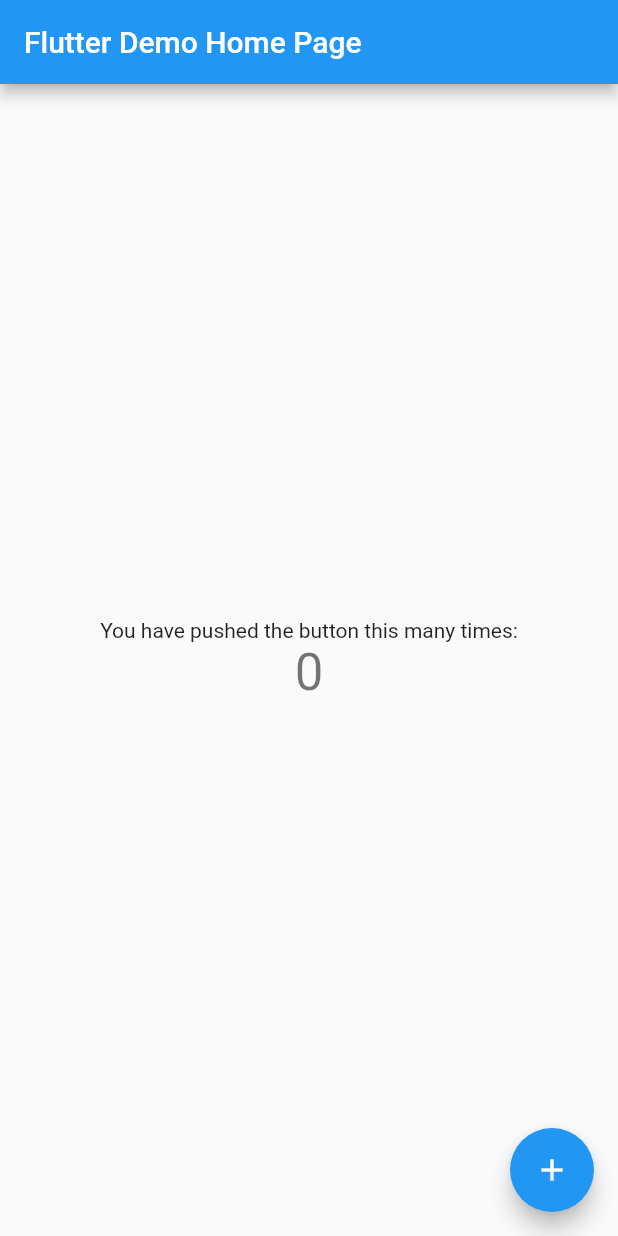
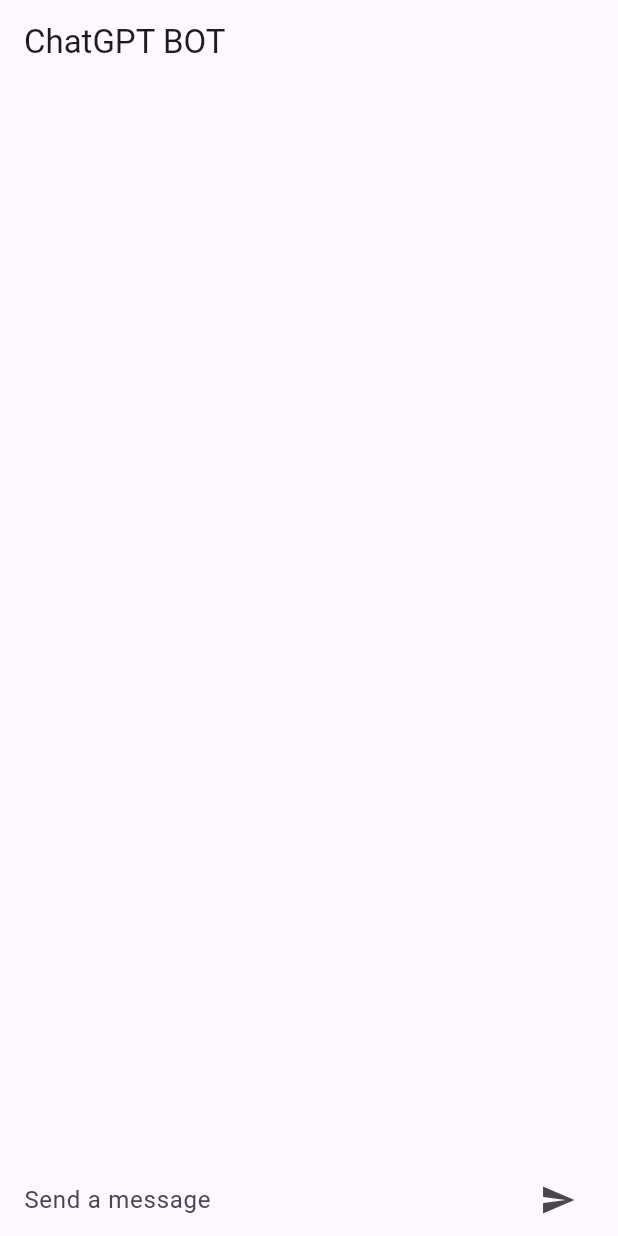
Before and after one commit to VTarunaKumar/ChatGPTflutterApplication, a Flutter app: the screen it shows after launch, on a phone screen of 412 x 824 dp. Run offline on Flutter 3.47's test engine with Material 2 defaults, Android fonts, the phone set to English and light mode, and no system bars; our stand-ins replace velocity_x.

Commit message:
before using CHAT GPT

```diff
--- /dev/null
+++ b/lib/chat_screen.dart
@@ -0,0 +1,70 @@
+import 'package:chatgpt_ai_app_flutter/chat_message.dart';
+import 'package:flutter/material.dart';
+import 'package:velocity_x/velocity_x.dart';
+class ChatScreen extends StatefulWidget {
+  const ChatScreen({Key? key}) : super(key: key);
+
+  @override
+  State<ChatScreen> createState() => _ChatScreenState();
+}
+
+class _ChatScreenState extends State<ChatScreen> {
+  final TextEditingController _controller = TextEditingController();
+  final List<ChatMessage> _messages = [];
+  void _sendMessage(){
+    ChatMessage message = ChatMessage(text: _controller.text, sender: "user");
+    setState(() {
+      _messages.insert(0, message);
+    });
+    _controller.clear();
+  }
+
+
+  Widget _buildTextComposer(){
+    return Row(
+      children: [
+        Expanded(child: TextField(
+          controller: _controller,
+          onSubmitted: (value) => _sendMessage(),
+
+          decoration: const InputDecoration.collapsed(hintText: "Send a message"),
+        ),),
+        IconButton(
+
+
+            onPressed: () => _sendMessage(),
+
+
+            icon: Icon(Icons.send))
+      ],
+    ).px16();
+  }
+  @override
+  Widget build(BuildContext context) {
+    return Scaffold (
+      appBar: AppBar(
+        title: const Text("ChatGPT BOT"),
+      ),
+      body: SafeArea(
+        child: Column(
+          children: [
+            Flexible(child: ListView.builder(
+              reverse: true,
+              padding: Vx.m8,
+              itemCount: _messages.length,
+                itemBuilder: (context,index){
+            return _messages[index];
+
+            },),),
+            Container(
+              decoration: BoxDecoration(
+                color: context.cardColor,
+              ),
+              child: _buildTextComposer(),
+            )
+          ],
+        ),
+      ),
+    );
+  }
+}
--- a/lib/main.dart
+++ b/lib/main.dart
@@ -1,3 +1,4 @@
+import 'package:chatgpt_ai_app_flutter/chat_screen.dart';
 import 'package:flutter/material.dart';
 
 void main() {
@@ -11,105 +12,13 @@
   @override
   Widget build(BuildContext context) {
     return MaterialApp(
-      title: 'Flutter Demo',
+      debugShowCheckedModeBanner: false,
+      title: "ChatGPT Bot",
       theme: ThemeData(
-        // This is the theme of your application.
-        //
-        // Try running your application with "flutter run". You'll see the
-        // application has a blue toolbar. Then, without quitting the app, try
-        // changing the primarySwatch below to Colors.green and then invoke
-        // "hot reload" (press "r" in the console where you ran "flutter run",
-        // or simply save your changes to "hot reload" in a Flutter IDE).
-        // Notice that the counter didn't reset back to zero; the application
-        // is not restarted.
-        primarySwatch: Colors.blue,
+        primarySwatch: Colors.green,
+        useMaterial3: true
       ),
-      home: const MyHomePage(title: 'Flutter Demo Home Page'),
+      home: ChatScreen(),
     );
   }
 }
-
-class MyHomePage extends StatefulWidget {
-  const MyHomePage({super.key, required this.title});
-
-  // This widget is the home page of your application. It is stateful, meaning
-  // that it has a State object (defined below) that contains fields that affect
-  // how it looks.
-
-  // This class is the configuration for the state. It holds the values (in this
-  // case the title) provided by the parent (in this case the App widget) and
-  // used by the build method of the State. Fields in a Widget subclass are
-  // always marked "final".
-
-  final String title;
-
-  @override
-  State<MyHomePage> createState() => _MyHomePageState();
-}
-
-class _MyHomePageState extends State<MyHomePage> {
-  int _counter = 0;
-
-  void _incrementCounter() {
-    setState(() {
-      // This call to setState tells the Flutter framework that something has
-      // changed in this State, which causes it to rerun the build method below
-      // so that the display can reflect the updated values. If we changed
-      // _counter without calling setState(), then the build method would not be
-      // called again, and so nothing would appear to happen.
-      _counter++;
-    });
-  }
-
-  @override
-  Widget build(BuildContext context) {
-    // This method is rerun every time setState is called, for instance as done
-    // by the _incrementCounter method above.
-    //
-    // The Flutter framework has been optimized to make rerunning build methods
-    // fast, so that you can just rebuild anything that needs updating rather
-    // than having to individually change instances of widgets.
-    return Scaffold(
-      appBar: AppBar(
-        // Here we take the value from the MyHomePage object that was created by
-        // the App.build method, and use it to set our appbar title.
-        title: Text(widget.title),
-      ),
-      body: Center(
-        // Center is a layout widget. It takes a single child and positions it
-        // in the middle of the parent.
-        child: Column(
-          // Column is also a layout widget. It takes a list of children and
-          // arranges them vertically. By default, it sizes itself to fit its
-          // children horizontally, and tries to be as tall as its parent.
-          //
-          // Invoke "debug painting" (press "p" in the console, choose the
-          // "Toggle Debug Paint" action from the Flutter Inspector in Android
-          // Studio, or the "Toggle Debug Paint" command in Visual Studio Code)
-          // to see the wireframe for each widget.
-          //
-          // Column has various properties to control how it sizes itself and
-          // how it positions its children. Here we use mainAxisAlignment to
-          // center the children vertically; the main axis here is the vertical
-          // axis because Columns are vertical (the cross axis would be
-          // horizontal).
-          mainAxisAlignment: MainAxisAlignment.center,
-          children: <Widget>[
-            const Text(
-              'You have pushed the button this many times:',
-            ),
-            Text(
-              '$_counter',
-              style: Theme.of(context).textTheme.headlineMedium,
-            ),
-          ],
-        ),
-      ),
-      floatingActionButton: FloatingActionButton(
-        onPressed: _incrementCounter,
-        tooltip: 'Increment',
-        child: const Icon(Icons.add),
-      ), // This trailing comma makes auto-formatting nicer for build methods.
-    );
-  }
-}
--- a/pubspec.yaml
+++ b/pubspec.yaml
@@ -35,6 +35,10 @@
   # The following adds the Cupertino Icons font to your application.
   # Use with the CupertinoIcons class for iOS style icons.
   cupertino_icons: ^1.0.2
+  chat_gpt_sdk:
+    git:
+      url: https://github.com/iampawan/Flutter-ChatGPT.git
+  velocity_x: ^3.6.0
 
 dev_dependencies:
   flutter_test:
```
Also changed, not shown: lib/chat_message.dart (added, +32 -0 lines), pubspec.lock, 1 other file.
